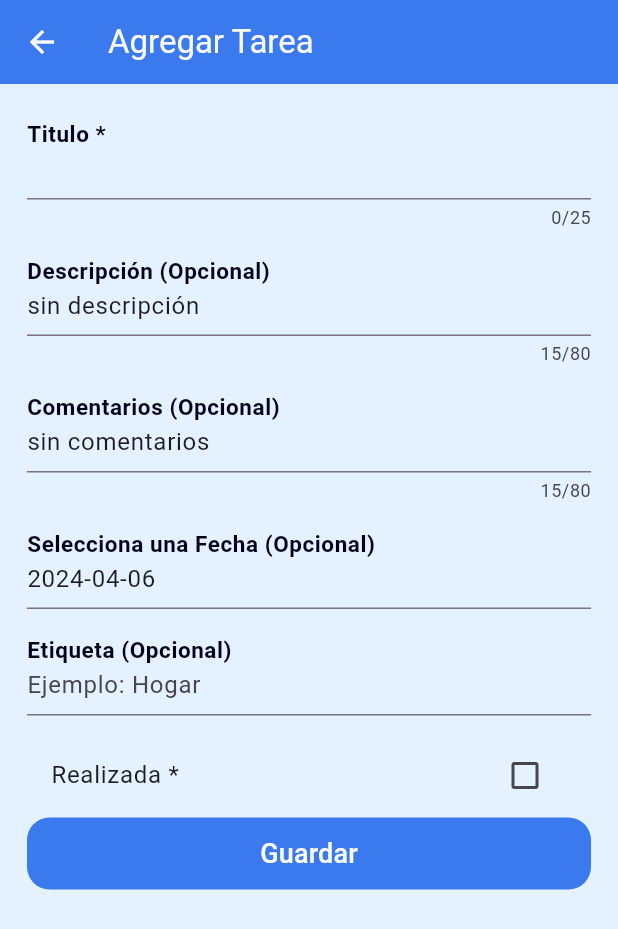
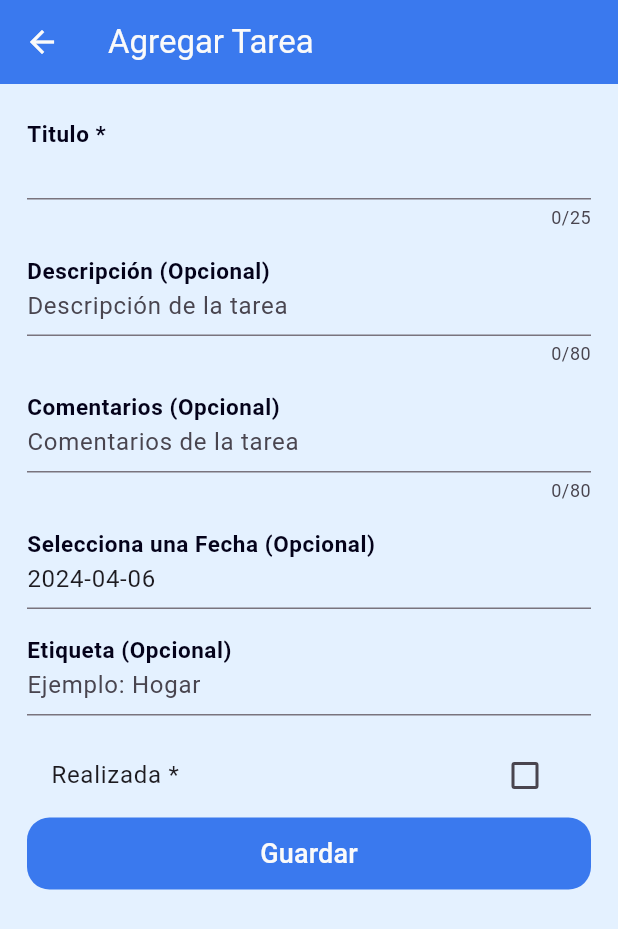
Before and after one commit to EnriquemQz/flutter_task, a Flutter app: the AddTaskScreen screen opened directly, on a phone screen of 412 x 824 dp. Shown: the top 929 px of the screen. Run offline on Flutter 3.47's test engine with Material 3 defaults, Android fonts, the phone set to English and light mode, and no system bars; network calls fail.

Commit message:
Se soluciona detalle formulario

```diff
--- a/lib/screens/add_task_screen/add_task_widgets/comments_form_widget.dart
+++ b/lib/screens/add_task_screen/add_task_widgets/comments_form_widget.dart
@@ -8,10 +8,11 @@ class CommentsFormWidget extends StatelessWidget {
 
   @override
   Widget build(BuildContext context) {
+    final prov = context.read<FormProvider>().taskData.comments;
     return Padding(
       padding: const EdgeInsets.only(top: 12.0),
       child: TextFormField(
-        initialValue: context.read<FormProvider>().taskData.comments,
+        initialValue: prov == 'sin comentarios' ? null : prov,
         maxLength: 80,
         maxLines: null,
         decoration: const InputDecoration(
--- a/lib/screens/add_task_screen/add_task_widgets/description_form_widget.dart
+++ b/lib/screens/add_task_screen/add_task_widgets/description_form_widget.dart
@@ -8,10 +8,11 @@ class DescriptionFormWidget extends StatelessWidget {
 
   @override
   Widget build(BuildContext context) {
+    final prov = context.read<FormProvider>().taskData.description;
     return Padding(
       padding: const EdgeInsets.only(top: 12.0),
       child: TextFormField(
-        initialValue: context.read<FormProvider>().taskData.description,
+        initialValue: prov == 'sin descripción' ? null : prov,
         maxLength: 80,
         maxLines: null,
         decoration: const InputDecoration(
--- a/lib/screens/add_task_screen/add_task_widgets/tags_form_widget.dart
+++ b/lib/screens/add_task_screen/add_task_widgets/tags_form_widget.dart
@@ -9,10 +9,11 @@ class TagsFormWidget extends StatelessWidget {
 
   @override
   Widget build(BuildContext context) {
+    final prov = context.read<FormProvider>().taskData.tags;
     return Padding(
       padding: const EdgeInsets.only(top: 12.0),
       child: TextFormField(
-        initialValue: '',
+        initialValue: prov == 'sin etiqueta' ? null : prov,
         decoration: const InputDecoration(
           labelText: 'Etiqueta (Opcional)',
           hintText: 'Ejemplo: Hogar',
```
